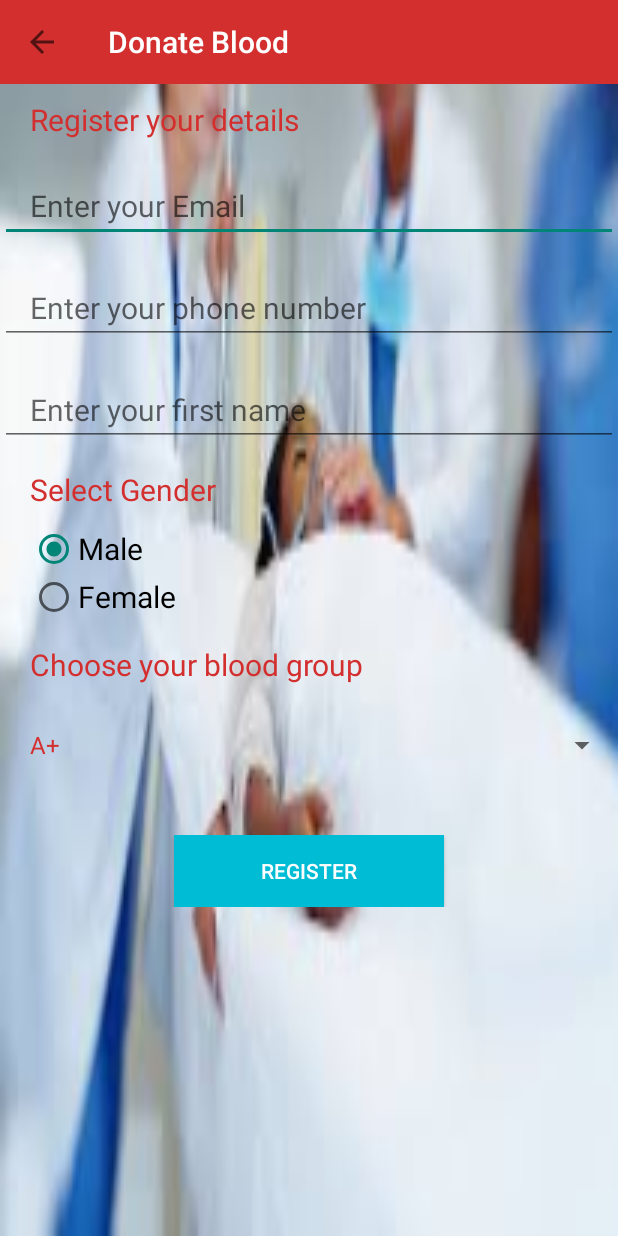
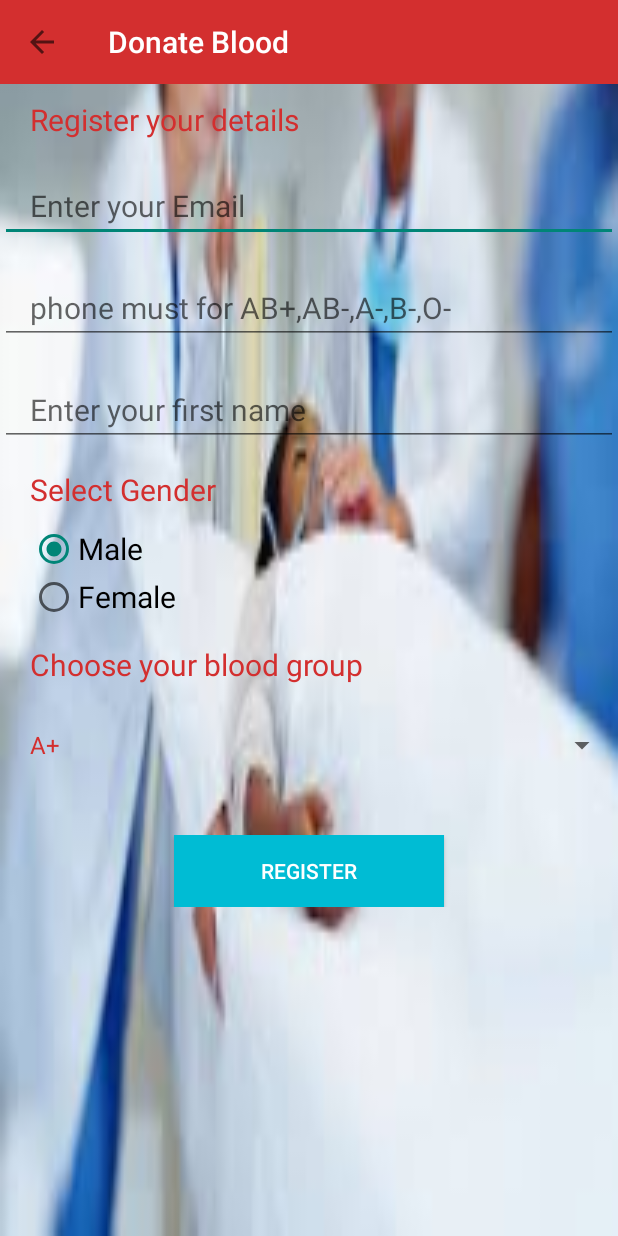
Before and after one commit to bijeshcj/DonateBlood, an Android app: the DonateActivity screen opened directly, with no data from a screen before it, on a phone screen of 412 x 824 dp. Run offline under Robolectric (Android 15) with nearby library versions, the phone set to English and light mode, and no system bars.

Commit message:
validation updated for donate screen

```diff
--- a/DonateBlood/app/src/main/res/layout/activity_donate.xml
+++ b/DonateBlood/app/src/main/res/layout/activity_donate.xml
@@ -53,7 +53,7 @@
             android:layout_height="wrap_content"
             android:layout_below="@id/edtTxtEmail"
             android:layout_marginTop="20dp"
-            android:hint="Enter your phone number"
+            android:hint="phone must for AB+,AB-,A-,B-,O-"
             android:inputType="number"
             android:paddingLeft="@dimen/screenPaddingLeft"
             android:singleLine="true"
```
Also changed, not shown: DonateBlood/app/src/main/java/com/bijesh/donateblood/utils/ValidationUtils.java (+16 -2 lines).
